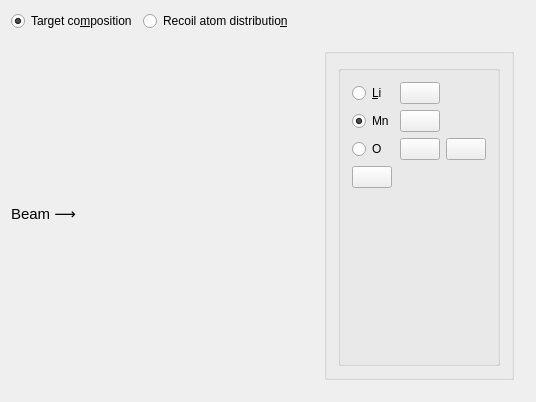
This is ui_files/ui_target_widget.ui in JYU-IBA/potku as Qt 5 draws it before an edit. The edited form follows.
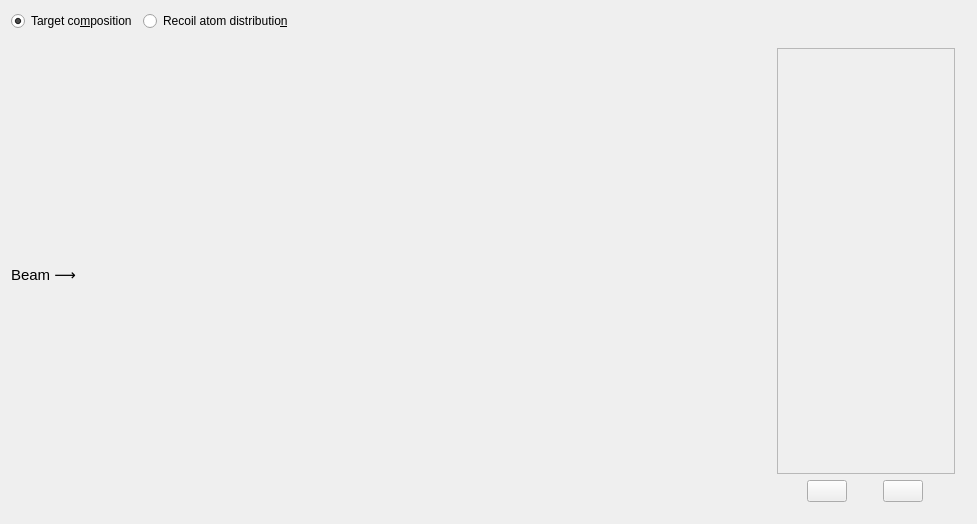
This is the edited form. Icons and pictures are not drawn.

Commit message: You can now add elements to the distribution. Each element has some buttons.

```diff
--- a/ui_files/ui_target_widget.ui
+++ b/ui_files/ui_target_widget.ui
@@ -6,8 +6,8 @@
    <rect>
     <x>0</x>
     <y>0</y>
-    <width>536</width>
-    <height>402</height>
+    <width>977</width>
+    <height>524</height>
    </rect>
   </property>
   <property name="windowTitle">
@@ -79,129 +79,41 @@
       </widget>
      </item>
      <item>
-      <widget class="QWidget" name="recoil_list_widget" native="true">
+      <widget class="QWidget" name="recoilListWidget" native="true">
+       <property name="minimumSize">
+        <size>
+         <width>0</width>
+         <height>0</height>
+        </size>
+       </property>
+       <property name="maximumSize">
+        <size>
+         <width>200</width>
+         <height>16777215</height>
+        </size>
+       </property>
        <layout class="QVBoxLayout" name="recoil_layout">
         <item>
-         <widget class="QGroupBox" name="groupBox">
-          <property name="title">
-           <string/>
-          </property>
-          <property name="alignment">
-           <set>Qt::AlignLeading|Qt::AlignLeft|Qt::AlignTop</set>
-          </property>
-          <layout class="QGridLayout" name="gridLayout">
-           <item row="1" column="0">
-            <widget class="QGroupBox" name="groupBox_2">
-             <property name="title">
-              <string/>
-             </property>
-             <layout class="QGridLayout" name="gridLayout_2">
-              <item row="0" column="1">
-               <widget class="QPushButton" name="pushButton">
-                <property name="sizePolicy">
-                 <sizepolicy hsizetype="Fixed" vsizetype="Fixed">
-                  <horstretch>0</horstretch>
-                  <verstretch>0</verstretch>
-                 </sizepolicy>
-                </property>
-                <property name="toolTip">
-                 <string>Settings</string>
-                </property>
-                <property name="text">
-                 <string/>
-                </property>
-                <property name="icon">
-                 <iconset>
-                  <normaloff>../ui_icons/reinhardt/gear.svg</normaloff>../ui_icons/reinhardt/gear.svg</iconset>
-                </property>
-                <property name="autoDefault">
-                 <bool>false</bool>
-                </property>
-                <property name="default">
-                 <bool>false</bool>
-                </property>
-                <property name="flat">
-                 <bool>false</bool>
-                </property>
-               </widget>
-              </item>
-              <item row="4" column="0">
-               <widget class="QRadioButton" name="radioButton_3">
-                <property name="text">
-                 <string>O</string>
-                </property>
-               </widget>
-              </item>
-              <item row="2" column="0">
-               <widget class="QRadioButton" name="radioButton">
-                <property name="text">
-                 <string>Mn</string>
-                </property>
-                <property name="checked">
+         <widget class="QScrollArea" name="recoilScrollArea">
+          <property name="widgetResizable">
                  <bool>true</bool>
                 </property>
-               </widget>
-              </item>
-              <item row="2" column="1">
-               <widget class="QPushButton" name="pushButton_2">
-                <property name="sizePolicy">
-                 <sizepolicy hsizetype="Fixed" vsizetype="Fixed">
-                  <horstretch>0</horstretch>
-                  <verstretch>0</verstretch>
-                 </sizepolicy>
-                </property>
-                <property name="toolTip">
-                 <string>Settings</string>
-                </property>
-                <property name="text">
-                 <string/>
-                </property>
-                <property name="icon">
-                 <iconset>
-                  <normaloff>../ui_icons/reinhardt/gear.svg</normaloff>../ui_icons/reinhardt/gear.svg</iconset>
-                </property>
-                <property name="autoDefault">
-                 <bool>false</bool>
-                </property>
-                <property name="default">
-                 <bool>false</bool>
-                </property>
-                <property name="flat">
-                 <bool>false</bool>
-                </property>
-               </widget>
-              </item>
-              <item row="4" column="1">
-               <widget class="QPushButton" name="pushButton_3">
-                <property name="sizePolicy">
-                 <sizepolicy hsizetype="Fixed" vsizetype="Fixed">
-                  <horstretch>0</horstretch>
-                  <verstretch>0</verstretch>
-                 </sizepolicy>
-                </property>
-                <property name="toolTip">
-                 <string>Settings</string>
-                </property>
-                <property name="text">
-                 <string/>
-                </property>
-                <property name="icon">
-                 <iconset>
-                  <normaloff>../ui_icons/reinhardt/gear.svg</normaloff>../ui_icons/reinhardt/gear.svg</iconset>
-                </property>
-                <property name="autoDefault">
-                 <bool>false</bool>
-                </property>
-                <property name="default">
-                 <bool>false</bool>
-                </property>
-                <property name="flat">
-                 <bool>false</bool>
-                </property>
-               </widget>
-              </item>
-              <item row="5" column="0">
-               <widget class="QPushButton" name="pushButton_8">
+          <widget class="QWidget" name="recoilScrollAreaContents">
+           <property name="geometry">
+            <rect>
+             <x>0</x>
+             <y>0</y>
+             <width>180</width>
+             <height>424</height>
+            </rect>
+           </property>
+          </widget>
+         </widget>
+        </item>
+        <item>
+         <layout class="QHBoxLayout" name="horizontalLayout_3">
+          <item>
+           <widget class="QPushButton" name="addPushButton">
                 <property name="sizePolicy">
                  <sizepolicy hsizetype="Fixed" vsizetype="Fixed">
                   <horstretch>0</horstretch>
@@ -220,28 +132,20 @@
                 </property>
                </widget>
               </item>
-              <item row="0" column="0">
-               <widget class="QRadioButton" name="radioButton_2">
-                <property name="text">
-                 <string>&amp;Li</string>
-                </property>
-               </widget>
-              </item>
-              <item row="6" column="1">
-               <spacer name="verticalSpacer">
-                <property name="orientation">
-                 <enum>Qt::Vertical</enum>
-                </property>
-                <property name="sizeHint" stdset="0">
+          <item>
+           <widget class="QPushButton" name="removePushButton">
+            <property name="sizePolicy">
+             <sizepolicy hsizetype="Fixed" vsizetype="Fixed">
+              <horstretch>0</horstretch>
+              <verstretch>0</verstretch>
+             </sizepolicy>
+            </property>
+            <property name="maximumSize">
                  <size>
-                  <width>20</width>
-                  <height>40</height>
-                 </size>
-                </property>
-               </spacer>
-              </item>
-              <item row="4" column="2">
-               <widget class="QPushButton" name="pushButton_9">
+              <width>16777215</width>
+              <height>16777215</height>
+             </size>
+            </property>
                 <property name="toolTip">
                  <string>Remove element</string>
                 </property>
@@ -255,10 +159,6 @@
                </widget>
               </item>
              </layout>
-            </widget>
-           </item>
-          </layout>
-         </widget>
         </item>
        </layout>
       </widget>
```
Left out of the diff: 4 changed lines with no effect on the pictures. Lines whose indentation alone changed are shown as unchanged. The commit also changes 2 other files.
